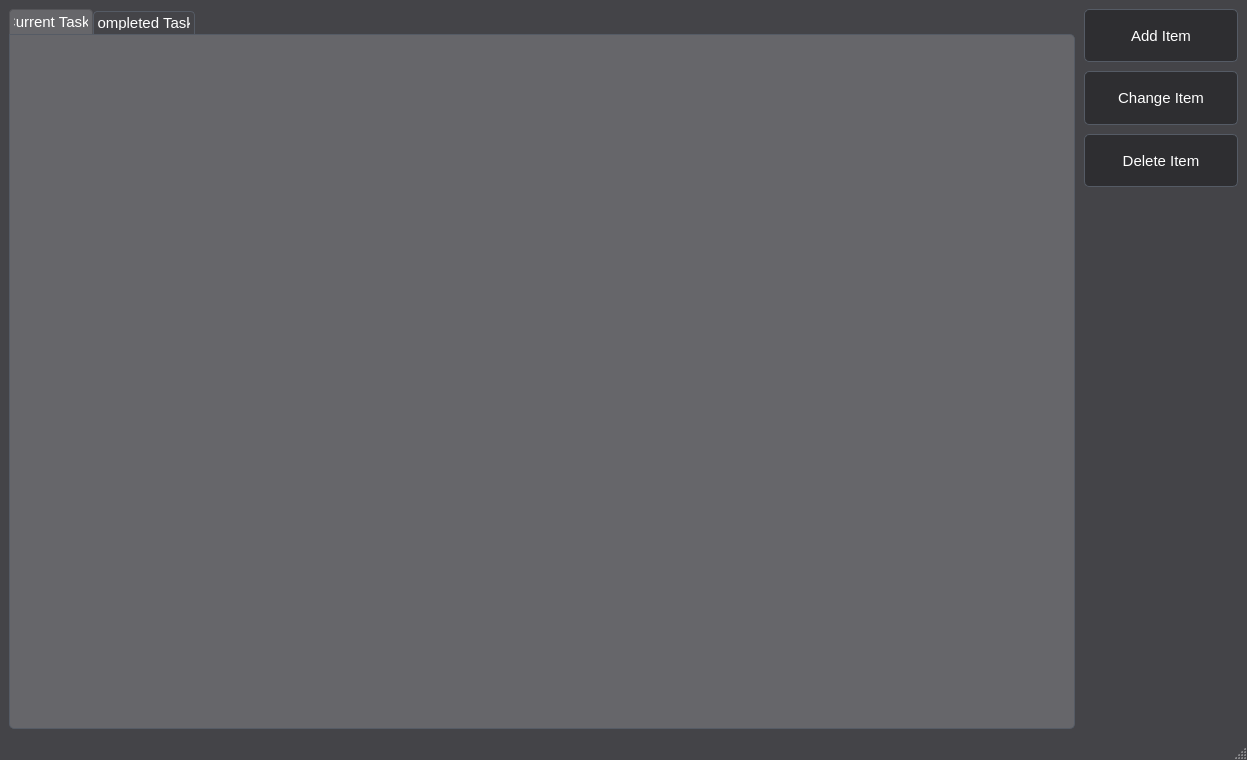
The window that mainwindow/mainwindow.ui (zoiska/qTodo-List) describes before a commit, drawn with Qt 5.
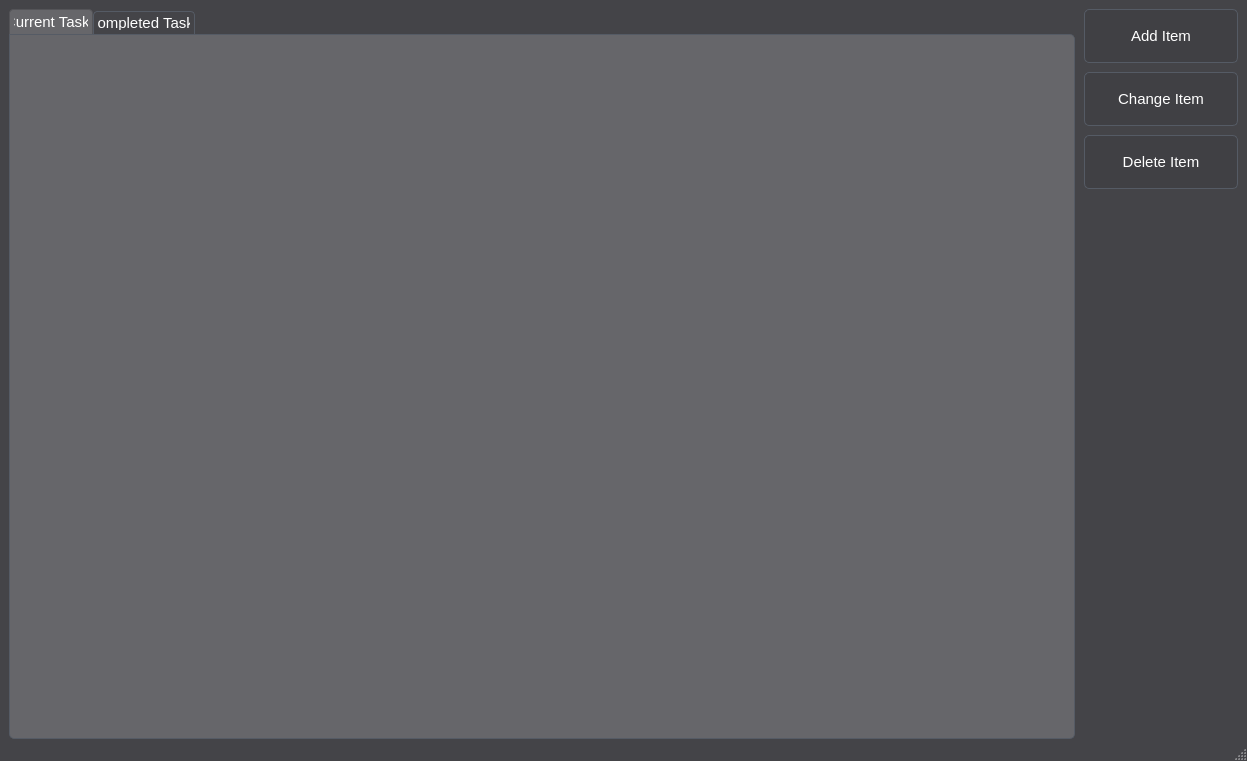
The same window after the commit.

Commit message: improvements to layouts and colors

Patch:
```diff
--- a/mainwindow/mainwindow.ui
+++ b/mainwindow/mainwindow.ui
@@ -7,7 +7,7 @@
     <x>0</x>
     <y>0</y>
     <width>1247</width>
-    <height>760</height>
+    <height>761</height>
    </rect>
   </property>
   <property name="windowTitle">
@@ -30,7 +30,7 @@
 }
 
 QMenuBar::item:selected {
-    background: #a8a8a8;
+    background: #66666a;
 }
 
 QMenuBar::item:pressed {
@@ -123,7 +123,7 @@
 }
 
 QPushButton {
-    background-color: #2e2e31;
+    background-color: #404044;
     color: #ffffff;
     border: 1px solid #555b65;
     border-radius: 5px;
@@ -137,9 +137,10 @@
 }
 
 QPushButton:pressed {
-    background-color: #1e1e21;
-    border: 1px solid #444444;
-}</string>
+    background-color: #888888;
+    border: 1px solid #555b65;
+}
+</string>
   </property>
   <widget class="QWidget" name="centralwidget">
    <property name="enabled">
@@ -152,6 +153,9 @@
     </sizepolicy>
    </property>
    <layout class="QVBoxLayout" name="verticalLayout_2">
+    <property name="spacing">
+     <number>6</number>
+    </property>
     <property name="leftMargin">
      <number>9</number>
     </property>
@@ -161,6 +165,9 @@
     <property name="rightMargin">
      <number>9</number>
     </property>
+    <property name="bottomMargin">
+     <number>0</number>
+    </property>
     <item>
      <layout class="QGridLayout" name="gridLayout" rowstretch="0" columnstretch="7,1">
       <property name="sizeConstraint">
@@ -409,7 +416,7 @@
              <x>0</x>
              <y>0</y>
              <width>151</width>
-             <height>516</height>
+             <height>524</height>
             </rect>
            </property>
            <property name="sizePolicy">
```
Left out of the diff: 4 changed lines with no effect on the pictures.
